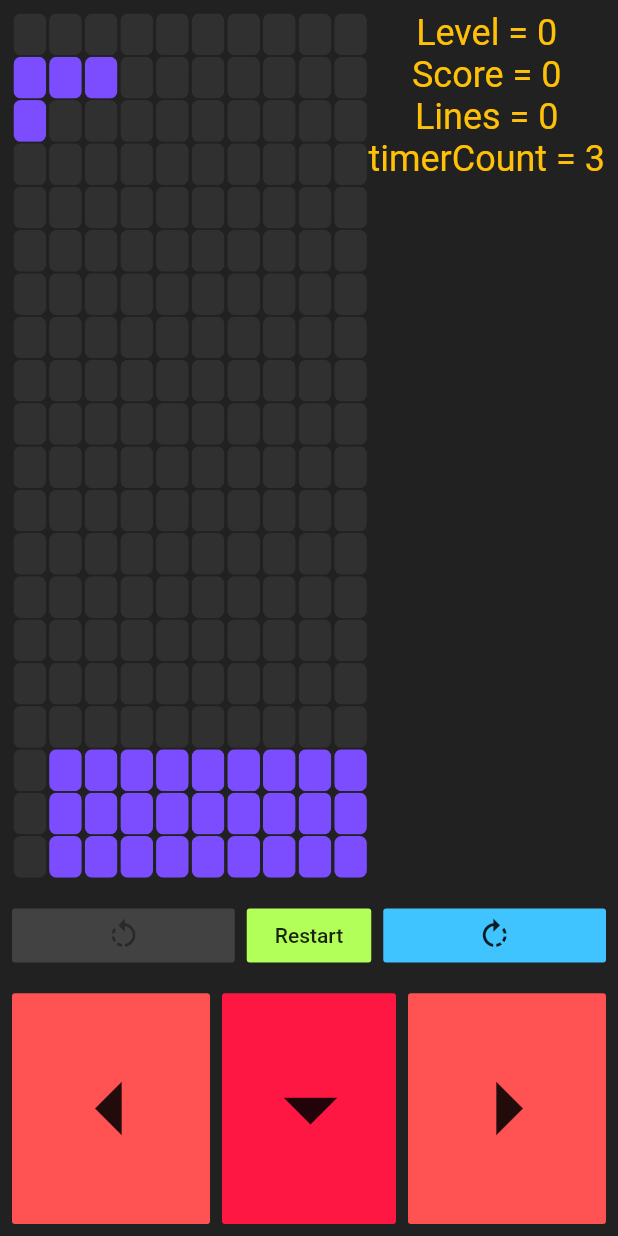
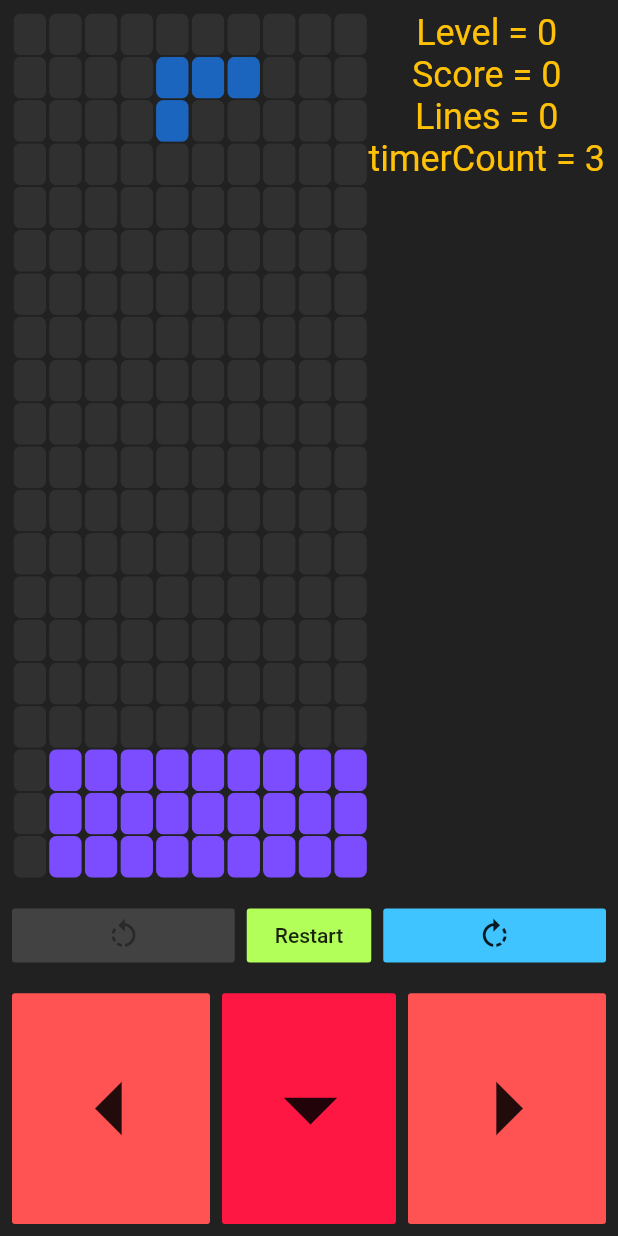
Before and after one commit to beerline/flutter_tetris, a Flutter app: the screen it shows after launch, after a tap on "Start", on a phone screen of 412 x 824 dp. Run offline on Flutter 3.47's test engine with Material 2 defaults, Android fonts, the phone set to English and light mode, and no system bars; our stand-ins replace get_it.

Commit message:
- remove color from shape. Not needed there - move shapes to center

```diff
--- a/lib/game/game.dart
+++ b/lib/game/game.dart
@@ -88,7 +88,6 @@ class Game extends GameAbstract {
 
   @override
   _createShape() {
-    // TODO position in center
     playingShape = _shapeCreator.create(playField);
   }
 
--- a/lib/game/shapes/shape.dart
+++ b/lib/game/shapes/shape.dart
@@ -6,12 +6,12 @@ import 'package:fluttertetris/game/shapes/shape_orientation.dart';
 class TurnException implements Exception {}
 
 abstract class ShapeAbstract {
-  Color color;
+//  Color color;
   List<BlockAbstract> blocks;
   ShapeOrientationAbstract _orientation = ShapeOrientation();
 
 
-  ShapeAbstract(this.blocks, this.color);
+  ShapeAbstract(this.blocks/*, this.color*/);
 //  counterClockwise();
 
   clockwise(PlayFieldAbstract playField);
@@ -79,18 +79,18 @@ abstract class ShapeAbstract {
     }
   }
 
-  moveRight(PlayFieldAbstract playField) {
+  moveRight(PlayFieldAbstract playField, {int blockCount} ) {
     if (!detectRightCollision(playField)) {
       blocks.forEach((b) {
-        b.coordinate += 1;
+        b.coordinate += blockCount ?? 1;
       });
     }
   }
 
-  moveLeft(PlayFieldAbstract playField) {
+  moveLeft(PlayFieldAbstract playField, {int blockCount}) {
     if (!detectLeftCollision(playField)) {
       blocks.forEach((b) {
-        b.coordinate -= 1;
+        b.coordinate -= blockCount ?? 1;
       });
     }
   }
--- a/lib/game/shapes/shape_creator.dart
+++ b/lib/game/shapes/shape_creator.dart
@@ -1,5 +1,6 @@
 import 'dart:math';
 
+import 'package:flutter/cupertino.dart';
 import 'package:fluttertetris/game/play_field.dart';
 import 'package:fluttertetris/game/shapes/i_shape.dart';
 import 'package:fluttertetris/game/shapes/j_shape.dart';
@@ -18,22 +19,47 @@ class ShapeCreator implements ShapeCreatorAbstract {
   @override
   ShapeAbstract create(PlayFieldAbstract playField) {
     Random random = Random();
-    switch (random.nextInt(7)) { // 7 to generate random 0 - 6
+    var color = Color.fromARGB(
+      255,
+      random.nextInt(256),
+      random.nextInt(256),
+      random.nextInt(256),
+    );
+
+    ShapeAbstract shape;
+    switch (random.nextInt(7)) {
+      // 7 to generate random 0 - 6
       case 0:
-        return SShape();
+        shape = SShape(playField, color: color);
+        shape.moveRight(playField, blockCount: (playField.xSize / 2).floor() - 1 );
+        break;
       case 1:
-        return OShape();
+        shape = OShape(playField, color: color);
+        shape.moveRight(playField, blockCount: (playField.xSize / 2).floor() - 1);
+        break;
       case 2:
-        return LShape();
+        shape = LShape(playField, color: color);
+        shape.moveRight(playField, blockCount: (playField.xSize / 2).floor() - 1 );
+        break;
       case 3:
-        return IShape();
+        shape = IShape(playField, color: color);
+        shape.moveRight(playField, blockCount: (playField.xSize / 2).floor() - 2);
+        break;
       case 4:
-        return TShape();
+        shape = TShape(playField, color: color);
+        shape.moveRight(playField, blockCount: (playField.xSize / 2).floor() - 1);
+        break;
       case 5:
-        return ZShape();
+        shape = ZShape(playField, color: color);
+        shape.moveRight(playField, blockCount: (playField.xSize / 2).floor() - 1 );
+        break;
       case 6:
-        return JShape();
+        shape = JShape(playField, color: color);
+        shape.moveRight(playField, blockCount: (playField.xSize / 2).floor() - 1 );
+        break;
     }
+
+
+    return shape;
   }
-
 }
```
Also changed, not shown: lib/game/shapes/i_shape.dart (+10 -10 lines), lib/game/shapes/j_shape.dart (+14 -14 lines), lib/game/shapes/l_shape.dart (+14 -14 lines), lib/game/shapes/o_shape.dart (+6 -6 lines), lib/game/shapes/s_shape.dart (+6 -6 lines), lib/game/shapes/t_shape.dart (+10 -10 lines), lib/game/shapes/z_shape.dart (+11 -11 lines).
